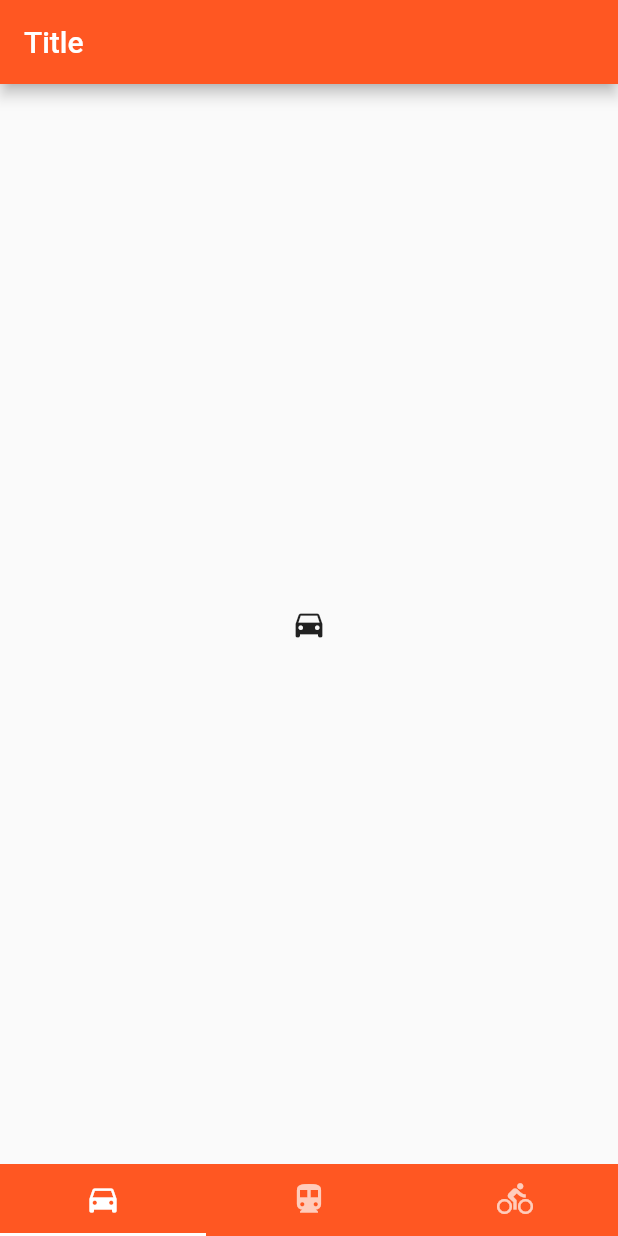
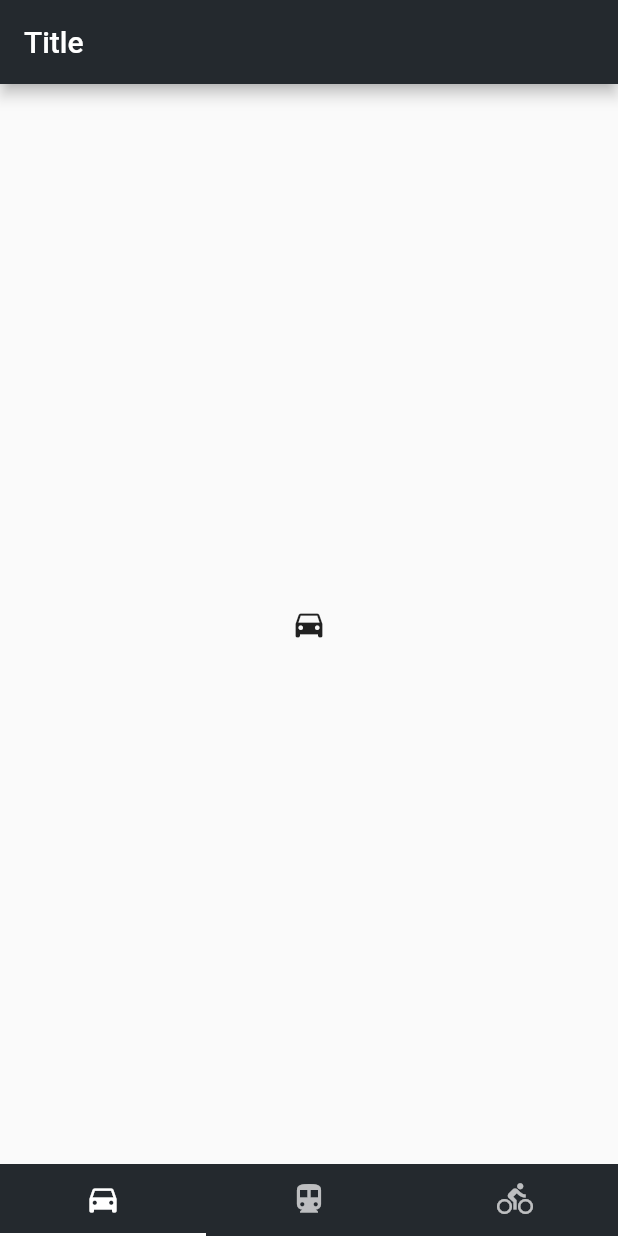
Before and after one commit to CarGuo/gsy_github_app_flutter, a Flutter app: the screen it shows after launch, on a phone screen of 412 x 824 dp. Run offline on Flutter 3.47's test engine with Material 2 defaults, Android fonts, the phone set to English and light mode, and no system bars.

Commit message:
add style file

```diff
--- /dev/null
+++ b/lib/common/style/GSYStyle.dart
@@ -0,0 +1,27 @@
+import 'package:flutter/material.dart';
+
+class GSYColors {
+  static const String welcomeMessage = "Welcome To Flutter";
+
+  static const int _PrimaryValue = 0xFF24292E;
+  static const int _PrimaryLightValue = 0xFF42464b;
+  static const int _PrimaryDarkValue = 0xFF121917;
+
+  static const MaterialColor primarySwatch = const MaterialColor(
+    _PrimaryValue,
+    const <int, Color>{
+      50: const Color(_PrimaryLightValue),
+      100: const Color(_PrimaryLightValue),
+      200: const Color(_PrimaryLightValue),
+      300: const Color(_PrimaryLightValue),
+      400: const Color(_PrimaryLightValue),
+      500: const Color(_PrimaryValue),
+      600: const Color(_PrimaryDarkValue),
+      700: const Color(_PrimaryDarkValue),
+      800: const Color(_PrimaryDarkValue),
+      900: const Color(_PrimaryDarkValue),
+    },
+  );
+}
+
+class GSYConstant {}
--- a/lib/main.dart
+++ b/lib/main.dart
@@ -1,6 +1,6 @@
 import 'package:flutter/material.dart';
+import 'package:gsy_github_app_flutter/common/style/GSYStyle.dart';
 import 'package:gsy_github_app_flutter/page/WelcomePage.dart';
-import 'package:gsy_github_app_flutter/widget/GSYTabBarWidget.dart';
 
 void main() => runApp(new MyApp());
 
@@ -11,15 +11,7 @@ class MyApp extends StatelessWidget {
     return new MaterialApp(
       title: 'Flutter Demo',
       theme: new ThemeData(
-        // This is the theme of your application.
-        //
-        // Try running your application with "flutter run". You'll see the
-        // application has a blue toolbar. Then, without quitting the app, try
-        // changing the primarySwatch below to Colors.green and then invoke
-        // "hot reload" (press "r" in the console where you ran "flutter run",
-        // or press Run > Flutter Hot Reload in IntelliJ). Notice that the
-        // counter didn't reset back to zero; the application is not restarted.
-        primarySwatch: Colors.blue,
+        primarySwatch: GSYColors.primarySwatch,
       ),
       home: new WelcomePage());
   }
--- a/lib/page/HomePage.dart
+++ b/lib/page/HomePage.dart
@@ -1,4 +1,5 @@
 import 'package:flutter/material.dart';
+import 'package:gsy_github_app_flutter/common/style/GSYStyle.dart';
 import 'package:gsy_github_app_flutter/widget/GSYTabBarWidget.dart';
 
 class HomePage extends StatelessWidget {
@@ -17,7 +18,7 @@ class HomePage extends StatelessWidget {
           new Icon(Icons.directions_transit),
           new Icon(Icons.directions_bike),
         ],
-        backgroundColor: Colors.deepOrange,
+        backgroundColor: GSYColors.primarySwatch,
         indicatorColor: Colors.white,
         title: "Title");
   }
--- a/lib/widget/GSYTabBarWidget.dart
+++ b/lib/widget/GSYTabBarWidget.dart
@@ -110,7 +110,7 @@ class _GSYTabBarState extends State<GSYTabBarWidget>
             children: _tabViews),
         bottomNavigationBar: new Material(
           //为了适配主题风格，包一层Material实现风格套用
-          color: Colors.deepOrange, //底部导航栏主题颜色
+          color: _backgroundColor, //底部导航栏主题颜色
           child: new TabBar(
             //TabBar导航标签，底部导航放到Scaffold的bottomNavigationBar中
             controller: _tabController, //配置控制器
```
